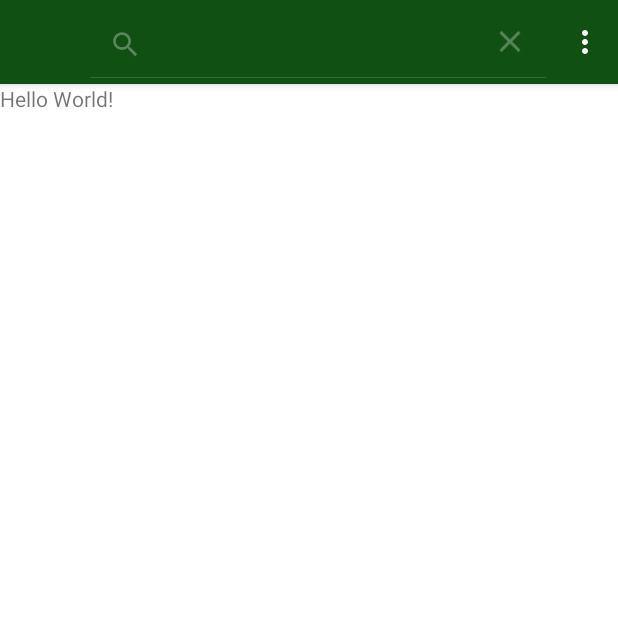
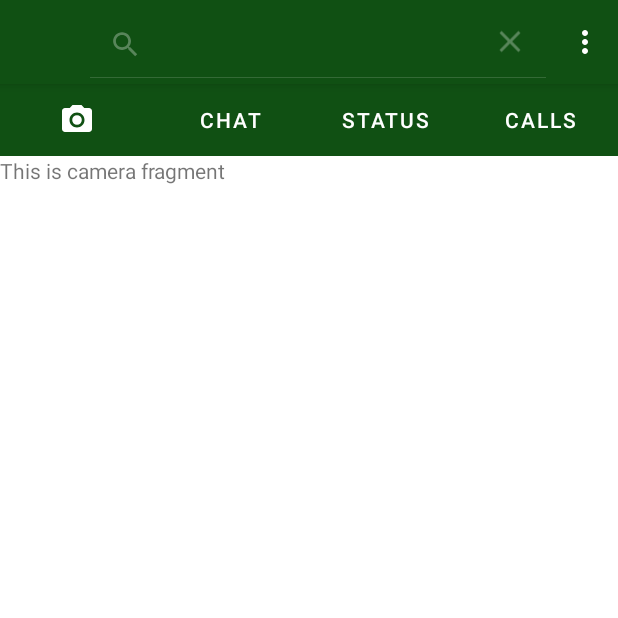
Before and after one commit to Raikhuomon/WhatsAppClone, an Android app: the screen it shows after launch (MainActivity), after a tap on "Search", on a phone screen of 412 x 824 dp, the top half of it. Run offline under Robolectric (Android 15) with nearby library versions, the phone set to English and light mode, and no system bars.

Commit message:
Tablelayout for camera, chat, status and call implemented

```diff
--- a/app/src/main/AndroidManifest.xml
+++ b/app/src/main/AndroidManifest.xml
@@ -2,6 +2,7 @@
 <manifest xmlns:android="http://schemas.android.com/apk/res/android"
     xmlns:tools="http://schemas.android.com/tools"
     package="com.rachael.whatsappclone">
+    <uses-permission android:name="android.permission.CAMERA" />
 
     <application
         android:allowBackup="true"
--- /dev/null
+++ b/app/src/main/java/com/rachael/whatsappclone/CameraFragment.kt
@@ -0,0 +1,19 @@
+package com.rachael.whatsappclone
+
+import android.os.Bundle
+import androidx.fragment.app.Fragment
+import android.view.LayoutInflater
+import android.view.View
+import android.view.ViewGroup
+
+class CameraFragment : Fragment() {
+
+
+    override fun onCreateView(
+        inflater: LayoutInflater, container: ViewGroup?,
+        savedInstanceState: Bundle?
+    ): View? {
+        // Inflate the layout for this fragment
+        return inflater.inflate(R.layout.fragment_camera, container, false)
+    }
+}
--- a/app/src/main/java/com/rachael/whatsappclone/MainActivity.kt
+++ b/app/src/main/java/com/rachael/whatsappclone/MainActivity.kt
@@ -6,11 +6,32 @@ import android.os.Bundle
 import android.view.Menu
 import android.view.MenuItem
 import android.widget.Toast
+import androidx.lifecycle.Lifecycle
+import androidx.viewpager2.widget.ViewPager2
+import com.google.android.material.tabs.TabLayout
+import com.google.android.material.tabs.TabLayoutMediator
 
 class MainActivity : AppCompatActivity() {
+    private lateinit var tabLayout: TabLayout
+    private lateinit var viewPager: ViewPager2
+
     override fun onCreate(savedInstanceState: Bundle?) {
         super.onCreate(savedInstanceState)
         setContentView(R.layout.activity_main)
+
+        tabLayout = findViewById(R.id.tab)
+
+        viewPager = findViewById(R.id.viewPager)
+        viewPager.adapter = MainPageAdapter(supportFragmentManager, lifecycle)
+
+        TabLayoutMediator(tabLayout, viewPager){ tab, position ->
+        when(position){
+                 0 -> tab.icon = getDrawable(R.drawable.ic_baseline_photo_camera_24)
+                 1 -> tab.text ="Chat"
+                 2 -> tab.text ="Status"
+                 3 -> tab.text ="calls"
+             }
+        }.attach()
     }
 
     override fun onCreateOptionsMenu(menu: Menu): Boolean {
--- /dev/null
+++ b/app/src/main/java/com/rachael/whatsappclone/MainPageAdapter.kt
@@ -0,0 +1,24 @@
+package com.rachael.whatsappclone
+
+import android.view.ActionMode
+import androidx.fragment.app.Fragment
+import androidx.fragment.app.FragmentManager
+import androidx.lifecycle.Lifecycle
+import androidx.viewpager2.adapter.FragmentStateAdapter
+
+class MainPageAdapter(fm: FragmentManager, lf: Lifecycle) : FragmentStateAdapter(fm, lf) {
+    override fun getItemCount(): Int {
+        return 4
+    }
+
+    override fun createFragment(position: Int): Fragment {
+         when(position){
+             0 -> return CameraFragment()
+             1 -> return ChatFragment()
+             2 -> return StatusFragment()
+             3 -> return CallFragment()
+             else -> return ChatFragment()
+
+         }
+    }
+}
--- a/app/src/main/java/com/rachael/whatsappclone/SampleData.kt
+++ b/app/src/main/java/com/rachael/whatsappclone/SampleData.kt
@@ -6,6 +6,7 @@ class SampleData {
         User("Ope Francis", "Hey I am using whatsapp"),
         User("John isaac", "I am a pastor"),
         User("Grace ike", "I believe in God"),
-        User("Talia ike", "The Lord is my light")
+        User("Talia ike", "The Lord is my light"),
+        User("Jude", "I love programming")
     )
 }
--- /dev/null
+++ b/app/src/main/res/drawable/ic_baseline_photo_camera_24.xml
@@ -0,0 +1,6 @@
+<vector android:height="24dp" android:tint="#000000"
+    android:viewportHeight="24" android:viewportWidth="24"
+    android:width="24dp" xmlns:android="http://schemas.android.com/apk/res/android">
+    <path android:fillColor="@android:color/white" android:pathData="M12,12m-3.2,0a3.2,3.2 0,1 1,6.4 0a3.2,3.2 0,1 1,-6.4 0"/>
+    <path android:fillColor="@android:color/white" android:pathData="M9,2L7.17,4L4,4c-1.1,0 -2,0.9 -2,2v12c0,1.1 0.9,2 2,2h16c1.1,0 2,-0.9 2,-2L22,6c0,-1.1 -0.9,-2 -2,-2h-3.17L15,2L9,2zM12,17c-2.76,0 -5,-2.24 -5,-5s2.24,-5 5,-5 5,2.24 5,5 -2.24,5 -5,5z"/>
+</vector>
--- a/app/src/main/res/layout/activity_main.xml
+++ b/app/src/main/res/layout/activity_main.xml
@@ -4,15 +4,20 @@
     xmlns:tools="http://schemas.android.com/tools"
     android:layout_width="match_parent"
     android:layout_height="match_parent"
+    android:orientation="vertical"
     tools:context=".MainActivity">
 
-    <TextView
-        android:layout_width="wrap_content"
+    <com.google.android.material.tabs.TabLayout
+        android:id="@+id/tab"
+        android:layout_width="match_parent"
         android:layout_height="wrap_content"
-        android:text="Hello World!"
-        app:layout_constraintBottom_toBottomOf="parent"
-        app:layout_constraintEnd_toEndOf="parent"
-        app:layout_constraintStart_toStartOf="parent"
-        app:layout_constraintTop_toTopOf="parent" />
+        app:tabTextColor="@color/white"
+        app:tabIconTint="@color/white"
+        app:tabIndicator="@color/white"
+        android:background="@color/green"/>
 
-</LinearLayout>
+    <androidx.viewpager2.widget.ViewPager2
+        android:id="@+id/viewPager"
+        android:layout_width="match_parent"
+        android:layout_height="wrap_content"/>
+    </LinearLayout>
--- /dev/null
+++ b/app/src/main/res/layout/fragment_camera.xml
@@ -0,0 +1,14 @@
+<?xml version="1.0" encoding="utf-8"?>
+<FrameLayout xmlns:android="http://schemas.android.com/apk/res/android"
+    xmlns:tools="http://schemas.android.com/tools"
+    android:layout_width="match_parent"
+    android:layout_height="match_parent"
+    tools:context=".CameraFragment">
+
+    <!-- TODO: Update blank fragment layout -->
+    <TextView
+        android:layout_width="match_parent"
+        android:layout_height="match_parent"
+        android:text="This is camera fragment" />
+
+</FrameLayout>
--- a/app/src/main/res/values/strings.xml
+++ b/app/src/main/res/values/strings.xml
@@ -1,3 +1,5 @@
 <resources>
     <string name="app_name">WhatsApp Clone</string>
+    <!-- TODO: Remove or change this placeholder text -->
+    <string name="hello_blank_fragment">Hello blank fragment</string>
 </resources>
```
Also changed, not shown: app/src/main/java/com/rachael/whatsappclone/CallFragment.kt (added, +18 -0 lines), app/src/main/java/com/rachael/whatsappclone/ChatFragment.kt (added, +19 -0 lines), app/src/main/java/com/rachael/whatsappclone/StatusFragment.kt (added, +18 -0 lines), app/src/main/res/layout/fragment_call.xml (added, +13 -0 lines), app/src/main/res/layout/fragment_chat.xml (added, +14 -0 lines), app/src/main/res/layout/fragment_status.xml (added, +14 -0 lines), app/src/main/res/layout/list_of_friends_layout.xml (+5 -4 lines).
